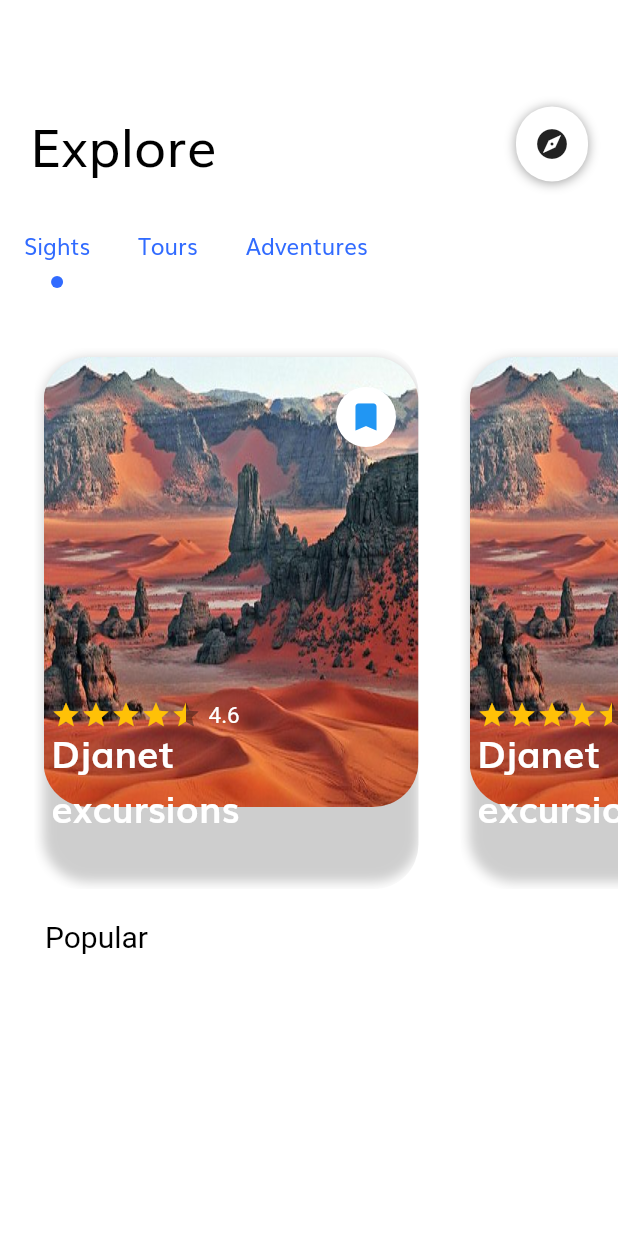
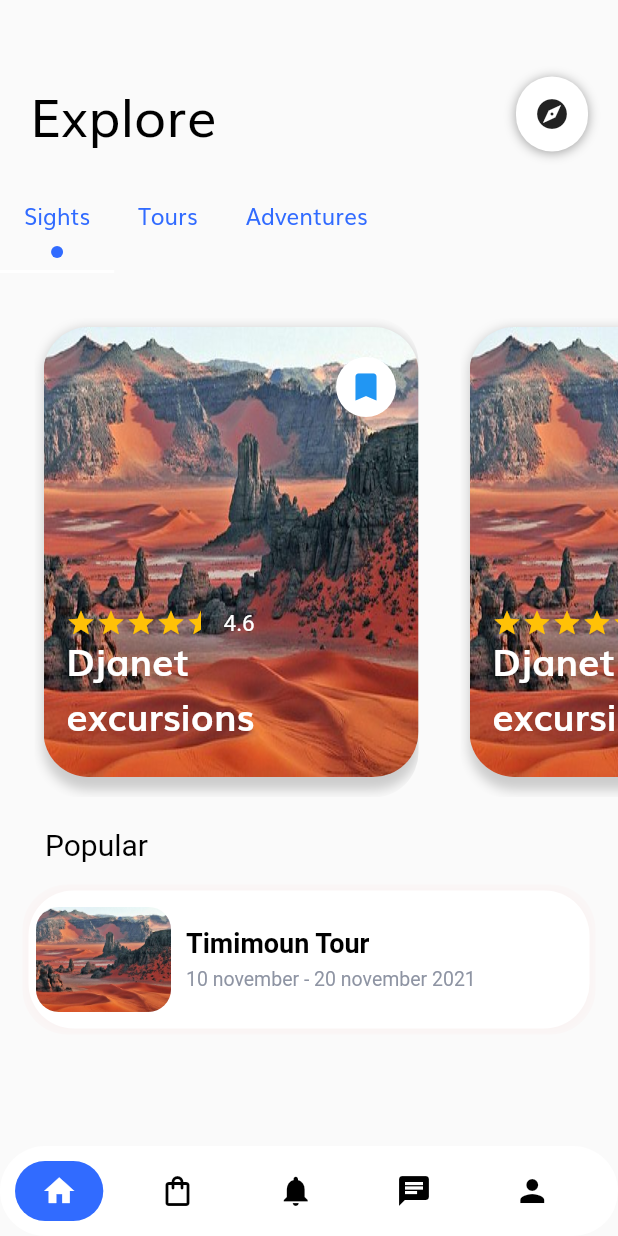
Before and after one commit to Djihanegh/FlutterTravelApp, a Flutter app: the screen it shows after launch, on a phone screen of 412 x 824 dp. Run offline on Flutter 3.47's test engine with Material 2 defaults, Android fonts, the phone set to English and light mode, and no system bars; drawn by our look-alikes of flutter_rating_bar; our stand-ins replace google_fonts; Roboto replaces fonts that are missing (Hind, Muli-Bold).

Commit message:
added popular item widget

```diff
--- a/lib/presentation/pages/home/components/body.dart
+++ b/lib/presentation/pages/home/components/body.dart
@@ -1,9 +1,9 @@
 import 'package:flutter/material.dart';
+import 'package:travel_app/presentation/pages/home/components/popular_item.dart';
 import 'package:travel_app/presentation/pages/home/components/popular_text.dart';
 import 'package:travel_app/presentation/pages/home/components/sight_item.dart';
-import 'package:travel_app/presentation/pages/home/components/tab_text.dart';
+import 'package:travel_app/presentation/pages/home/home_page.dart';
 import 'package:travel_app/utils/constants.dart';
-import 'package:travel_app/utils/size_config.dart';
 
 import 'explore_text.dart';
 
@@ -20,7 +20,7 @@ class _BodyState extends State<Body> with SingleTickerProviderStateMixin {
   List<Widget> _tabs = [];
   List<Visibility> _widgets = [];
   int _selectedIndex = 0;
-  int i = 0;
+  int i = 0, navBarIndex = 0;
 
   List<String> _categories = ["Sights", "Tours", "Adventures"];
 
@@ -39,9 +39,7 @@ class _BodyState extends State<Body> with SingleTickerProviderStateMixin {
 
   void buildTab() {
     for (int i = 0; i < 3; i++) {
-      _tabs[i] =
-
-          Container(
+      _tabs[i] = Container(
           child: Column(
         children: [
           Container(
@@ -76,29 +74,30 @@ class _BodyState extends State<Body> with SingleTickerProviderStateMixin {
         ],
       ));
     }
-
   }
 
   @override
   Widget build(BuildContext context) {
-    final size = MediaQuery.of(context).size ;
+    final size = MediaQuery.of(context).size;
     buildTab();
     for (int i = 0; i < 3; i++) {
       _widgets.add(Visibility(
         child: Padding(
             padding: EdgeInsets.only(top: 20),
             child: Container(
-
-                height: size.height *0.45  ,
+                height: size.height * 0.4,
                 width: size.width,
                 child: ListView.separated(
                   physics: ScrollPhysics(),
                   scrollDirection: Axis.horizontal,
-
                   shrinkWrap: true,
                   itemCount: 3,
                   itemBuilder: (BuildContext context, index) {
-                    return SightItem(imageUrl: '', name: "Djanet excursions", rating: 4.6, );
+                    return SightItem(
+                      imageUrl: '',
+                      name: "Djanet excursions",
+                      rating: 4.6,
+                    );
                   },
                   separatorBuilder: (BuildContext context, int index) {
                     return SizedBox(
@@ -111,15 +110,33 @@ class _BodyState extends State<Body> with SingleTickerProviderStateMixin {
       ));
     }
 
-    return Column(
+    return Scaffold(
+        backgroundColor: Colors.grey.shade50,
+        bottomNavigationBar: Container(
+            decoration: BoxDecoration(
+              borderRadius: BorderRadius.circular(30),
+              color: Colors.white,
+            ),
+            height: 60,
+            child: Row(
+              children: [
+                buildNavBarItem(Icons.home, 0),
+                buildNavBarItem(Icons.shopping_bag_outlined, 1),
+                buildNavBarItem(Icons.notifications, 2),
+                buildNavBarItem(Icons.chat, 3),
+                buildNavBarItem(Icons.person, 4),
+              ],
+            )),
+        body: SingleChildScrollView(
+            child: Column(
           children: [
             Padding(
-            padding: EdgeInsets.only(top: 70, left: 20, right: 20, bottom: 30),
+                padding:
+                    EdgeInsets.only(top: 50, left: 20, right: 20, bottom: 30),
                 child: ExploreText()),
             Container(
                 height: 50,
                 width: double.infinity,
-            color: Colors.white,
                 child: TabBar(
                     indicatorColor: Colors.white,
                     labelColor: Colors.yellow,
@@ -134,10 +151,65 @@ class _BodyState extends State<Body> with SingleTickerProviderStateMixin {
                     tabs: _tabs)),
             IndexedStack(index: _selectedIndex, children: _widgets),
             Padding(
-            padding: EdgeInsets.only(left: 30, right: 20,top: 20),
+                padding: EdgeInsets.only(left: 30, right: 20, top: 20),
                 child: PopularText()),
+            PopularItem(
+              name: "Timimoun Tour",
+              subtitle: "10 november - 20 november 2021",
+              image: "",
+            )
+          ],
+        )));
+  }
 
-      ],
-    );
+  Widget _showPage = new HomePage();
+
+  Widget _pageChooser(int page) {
+    switch (page) {
+      case 0:
+        return _showPage;
+
+      case 1:
+        return _showPage;
+      case 2:
+        return _showPage;
+      case 3:
+        return _showPage;
+
+      default:
+        return _showPage;
     }
   }
+
+  Widget buildNavBarItem(IconData icon, int index) {
+    return GestureDetector(
+        onTap: () {
+          setState(() {
+            navBarIndex = index;
+            _showPage = _pageChooser(index);
+          });
+        },
+        child: Container(
+          //    padding: EdgeInsets.all(10),
+          margin: EdgeInsets.all(10),
+
+          height: 60,
+
+          width: MediaQuery.of(context).size.width / 7,
+          decoration: index == navBarIndex
+              ? BoxDecoration(
+                  color: KPrimaryColor, //Color(0xFF111015),
+                  borderRadius: BorderRadius.all(Radius.circular(30))
+                  /*gradient: LinearGradient(
+                      colors: [KPrimaryColor, Colors.white],
+                      begin: Alignment.bottomCenter,
+                      end: Alignment.topCenter)*/
+                  )
+              : BoxDecoration(color: Colors.white),
+          child: Icon(
+            icon,
+            color: index == navBarIndex ? Colors.white : Colors.black,
+          ),
+        ));
+  }
+}
--- /dev/null
+++ b/lib/presentation/pages/home/components/popular_item.dart
@@ -0,0 +1,125 @@
+import 'package:flutter/material.dart';
+import 'package:travel_app/utils/constants.dart';
+
+class PopularItem extends StatelessWidget {
+  final String? name;
+  final String? subtitle;
+  final String? image;
+
+  PopularItem({
+    Key? key,
+    required this.name,
+    required this.subtitle,
+    this.image,
+  }) : super(key: key);
+
+  @override
+  Widget build(BuildContext context) {
+    final size = MediaQuery.of(context).size;
+
+    return Padding(
+        padding: EdgeInsets.all(15),
+        child: ClipRRect(
+            borderRadius: BorderRadius.all(Radius.circular(30)),
+            child: Container(
+              width: double.infinity,
+              height: 100,
+              decoration: BoxDecoration(
+                borderRadius: BorderRadius.all(Radius.circular(30)),
+                boxShadow: [
+                  BoxShadow(
+                    color: Color(0xFFfae3e2).withOpacity(0.3),
+                    // Colors.grey.withOpacity(0.5),
+                    offset: Offset(0.0, 1.0),
+                    //(x,y)
+                    blurRadius: 9.0,
+                  ),
+                ],
+                /*   boxShadow: [
+        BoxShadow(
+          color: Color(0xFFfae3e2).withOpacity(0.3),
+          spreadRadius: 1,
+          blurRadius: 1,
+          offset: Offset(0, 1),
+        ),
+      ]*/
+              ),
+              child: Card(
+                  color: Colors.white,
+                  elevation: 0,
+                  shape: RoundedRectangleBorder(
+                    borderRadius: const BorderRadius.all(
+                      Radius.circular(30.0),
+                    ),
+                  ),
+                  child: Container(
+                    height: 100,
+                    alignment: Alignment.center,
+                    padding:
+                        EdgeInsets.only(left: 5, right: 5, top: 10, bottom: 10),
+                    child: Row(
+                      mainAxisAlignment: MainAxisAlignment.start,
+                      children: <Widget>[
+                        Container(
+                          width: 90,
+                          height: 70,
+                          decoration: BoxDecoration(
+                            borderRadius: BorderRadius.all(Radius.circular(15)),
+                            image: DecorationImage(
+                              image: AssetImage('assets/images/djanet_2.jpg'),
+                              fit: BoxFit.fill,
+                            ),
+                          ),
+                        ),
+                        Column(
+                          mainAxisSize: MainAxisSize.max,
+                          crossAxisAlignment: CrossAxisAlignment.start,
+                          mainAxisAlignment: MainAxisAlignment.start,
+                          children: <Widget>[
+                            SizedBox(
+                              height: 15,
+                            ),
+                            Row(
+                              mainAxisAlignment: MainAxisAlignment.start,
+                              crossAxisAlignment: CrossAxisAlignment.start,
+                              children: <Widget>[
+                                Column(
+                                  crossAxisAlignment: CrossAxisAlignment.start,
+                                  children: <Widget>[
+                                    Container(
+                                      padding: const EdgeInsets.only(left: 10),
+                                      child: Text(
+                                        "$name",
+                                        style: TextStyle(
+                                            fontSize: 18,
+                                            color: Colors.black,
+                                            fontWeight: FontWeight.bold),
+                                        textAlign: TextAlign.left,
+                                      ),
+                                    ),
+                                    SizedBox(
+                                      height: 6,
+                                    ),
+                                    Container(
+                                      padding: const EdgeInsets.only(left: 10),
+                                      child: Text(
+                                        "$subtitle",
+                                        style: TextStyle(
+                                            fontSize: 13,
+                                            color: KSecondaryColor,
+                                            fontWeight: FontWeight.w400),
+                                        textAlign: TextAlign.left,
+                                      ),
+                                    ),
+                                  ],
+                                ),
+                              ],
+                            ),
+                          ],
+                        )
+                      ],
+                    ),
+                  )),
+            )));
+  }
+}
--- a/lib/presentation/pages/home/components/popular_text.dart
+++ b/lib/presentation/pages/home/components/popular_text.dart
@@ -1,4 +1,5 @@
 import 'package:flutter/material.dart';
+import 'package:travel_app/utils/constants.dart';
 
 class PopularText extends StatelessWidget {
   const PopularText({Key? key}) : super(key: key);
--- a/lib/presentation/pages/home/components/sight_item.dart
+++ b/lib/presentation/pages/home/components/sight_item.dart
@@ -28,7 +28,7 @@ class _SightItemState extends State<SightItem> {
         child: ClipRRect(
             borderRadius: BorderRadius.all(Radius.circular(30)),
             child: Container(
-                height: 300,
+                height: 200,
                 margin: const EdgeInsets.only(
                   bottom: 6.0,
                   top: 6,
@@ -76,7 +76,7 @@ class _SightItemState extends State<SightItem> {
                     ),
                     Positioned(
                       bottom: 100,
-                      left: 5,
+                      left: 15,
                       child: Row(
                         mainAxisAlignment: MainAxisAlignment.start,
                         children: [
@@ -109,11 +109,9 @@ class _SightItemState extends State<SightItem> {
                     ),
                     Positioned(
                         bottom: 30,
-                        left: 5,
+                        left: 15,
                         child: Column(
                           children: [
-                            //Expanded(
-                            // child:
                             Container(
                                 width: 150,
                                 child: Text(widget.name,
```
Lines whose indentation alone changed are shown as unchanged.
